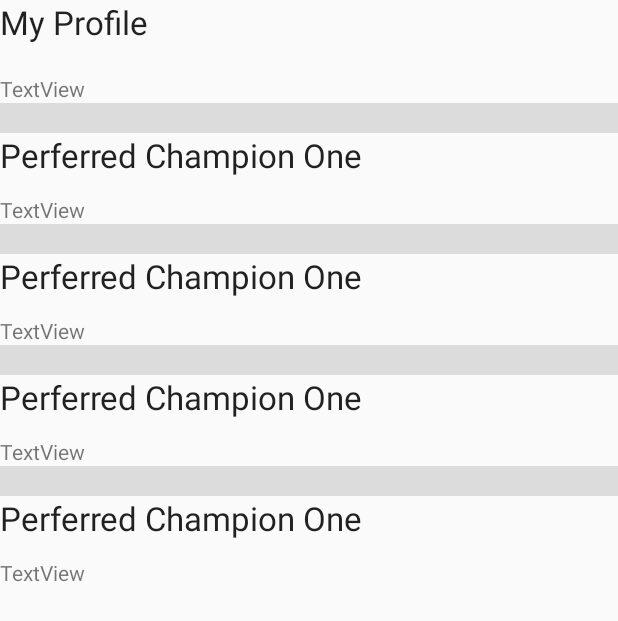
After one commit to MichaelRoussel/LoLHelperApp, an Android app: the layout profile_activity.xml on its own in the app's theme, with its tools: preview values and no code run, on a phone screen of 412 x 824 dp. The commit adds this screen. Shown: the top 621 px of the screen. Run offline under Robolectric (Android 15) with nearby library versions, the phone set to English and light mode, and no system bars.

Commit message:
Added Profile Layout
finished the gui for my profile

```diff
--- /dev/null
+++ b/app/src/main/java/com/example/lolhelperapp/ProfileActivity.kt
@@ -0,0 +1,15 @@
+package com.example.lolhelperapp
+
+import androidx.appcompat.app.AppCompatActivity
+import android.os.Bundle
+import android.widget.Toast
+import kotlinx.android.synthetic.main.activity_main.*
+
+class ProfileActivity : AppCompatActivity() {
+
+    override fun onCreate(savedInstanceState: Bundle?) {
+        super.onCreate(savedInstanceState)
+        setContentView(R.layout.profile_activity)
+
+    }
+}
--- a/app/src/main/java/com/example/lolhelperapp/User.kt
+++ b/app/src/main/java/com/example/lolhelperapp/User.kt
@@ -1 +1,26 @@
 package com.example.lolhelperapp
+
+class User {
+    var id: String? = null
+    var userName: String? = null
+    var perfeeredChampOne: String? = null
+    var perfeeredChampTwo: String? = null
+    var perfeeredChampThree: String? = null
+    var perfeeredChampFour: String? = null
+
+    constructor() {
+
+    }
+
+
+    constructor(id: String, userName: String, perfeeredChampOne: String, perfeeredChampTwo: String, perfeeredChampThree: String, perfeeredChampFour: String) {
+        this.userName = userName
+        this.id = id
+        this.perfeeredChampOne = perfeeredChampOne
+        this.perfeeredChampTwo = perfeeredChampTwo
+        this.perfeeredChampThree = perfeeredChampThree
+        this.perfeeredChampFour = perfeeredChampFour
+
+    }
+
+}
--- /dev/null
+++ b/app/src/main/res/layout/profile_activity.xml
@@ -0,0 +1,95 @@
+<?xml version="1.0" encoding="utf-8"?>
+<LinearLayout xmlns:android="http://schemas.android.com/apk/res/android"
+    android:orientation="vertical" android:layout_width="match_parent"
+    android:layout_height="match_parent">
+
+    <TextView
+        android:id="@+id/textView"
+        android:layout_width="match_parent"
+        android:layout_height="49dp"
+        android:text="@string/myProfile"
+        android:textAppearance="@style/TextAppearance.AppCompat.Large" />
+
+    <TextView
+        android:id="@+id/textView10"
+        android:layout_width="match_parent"
+        android:layout_height="wrap_content"
+        android:text="TextView" />
+
+    <View
+        android:id="@+id/divider"
+        android:layout_width="match_parent"
+        android:layout_height="20dp"
+        android:background="?android:attr/listDivider" />
+
+    <TextView
+        android:id="@+id/textView2"
+        android:layout_width="match_parent"
+        android:layout_height="41dp"
+        android:text="@string/Preferred_Champ1"
+        android:textAppearance="@style/TextAppearance.AppCompat.Large" />
+
+    <TextView
+        android:id="@+id/textView3"
+        android:layout_width="match_parent"
+        android:layout_height="wrap_content"
+        android:text="TextView" />
+
+    <View
+        android:id="@+id/divider2"
+        android:layout_width="match_parent"
+        android:layout_height="20dp"
+        android:background="?android:attr/listDivider" />
+
+    <TextView
+        android:id="@+id/textView4"
+        android:layout_width="match_parent"
+        android:layout_height="41dp"
+        android:text="@string/Preferred_Champ1"
+        android:textAppearance="@style/TextAppearance.AppCompat.Large" />
+
+    <TextView
+        android:id="@+id/textView5"
+        android:layout_width="match_parent"
+        android:layout_height="wrap_content"
+        android:text="TextView" />
+
+    <View
+        android:id="@+id/divider3"
+        android:layout_width="match_parent"
+        android:layout_height="20dp"
+        android:background="?android:attr/listDivider" />
+
+    <TextView
+        android:id="@+id/textView6"
+        android:layout_width="match_parent"
+        android:layout_height="41dp"
+        android:text="@string/Preferred_Champ1"
+        android:textAppearance="@style/TextAppearance.AppCompat.Large" />
+
+    <TextView
+        android:id="@+id/textView7"
+        android:layout_width="match_parent"
+        android:layout_height="wrap_content"
+        android:text="TextView" />
+
+    <View
+        android:id="@+id/divider4"
+        android:layout_width="match_parent"
+        android:layout_height="20dp"
+        android:background="?android:attr/listDivider" />
+
+    <TextView
+        android:id="@+id/textView8"
+        android:layout_width="match_parent"
+        android:layout_height="41dp"
+        android:text="@string/Preferred_Champ1"
+        android:textAppearance="@style/TextAppearance.AppCompat.Large" />
+
+    <TextView
+        android:id="@+id/textView9"
+        android:layout_width="match_parent"
+        android:layout_height="wrap_content"
+        android:text="TextView" />
+
+</LinearLayout>
--- a/app/src/main/res/values/strings.xml
+++ b/app/src/main/res/values/strings.xml
@@ -1,3 +1,8 @@
 <resources>
     <string name="app_name">LoLHelperApp</string>
+    <string name="Preferred_Champ1">Perferred Champion One</string>
+    <string name="Preferred_Champ2">Perferred Champion Two</string>
+    <string name="Preferred_Champ3">Perferred Champion Three</string>
+    <string name="Preferred_Champ4">Perferred Champion Four</string>
+    <string name="myProfile">My Profile</string>
 </resources>
```
